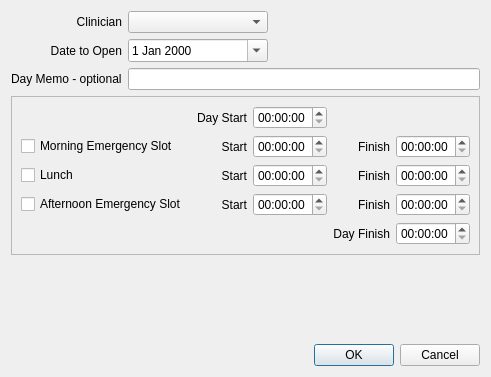
Before: the Qt Designer form qt-designer/apptOpenDay.ui in rowinggolfer/openmolar1, drawn with Qt 5.
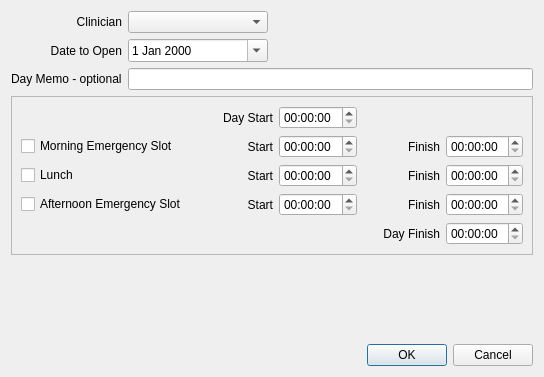
After: the same form once the commit is applied.

Patch:
```diff
--- a/qt-designer/apptOpenDay.ui
+++ b/qt-designer/apptOpenDay.ui
@@ -6,7 +6,7 @@
    <rect>
     <x>0</x>
     <y>0</y>
-    <width>396</width>
+    <width>540</width>
     <height>377</height>
    </rect>
   </property>
@@ -82,6 +82,12 @@
    </item>
    <item row="3" column="0" colspan="4">
     <widget class="QFrame" name="frame">
+     <property name="minimumSize">
+      <size>
+       <width>522</width>
+       <height>0</height>
+      </size>
+     </property>
      <property name="frameShape">
       <enum>QFrame::StyledPanel</enum>
      </property>
```
